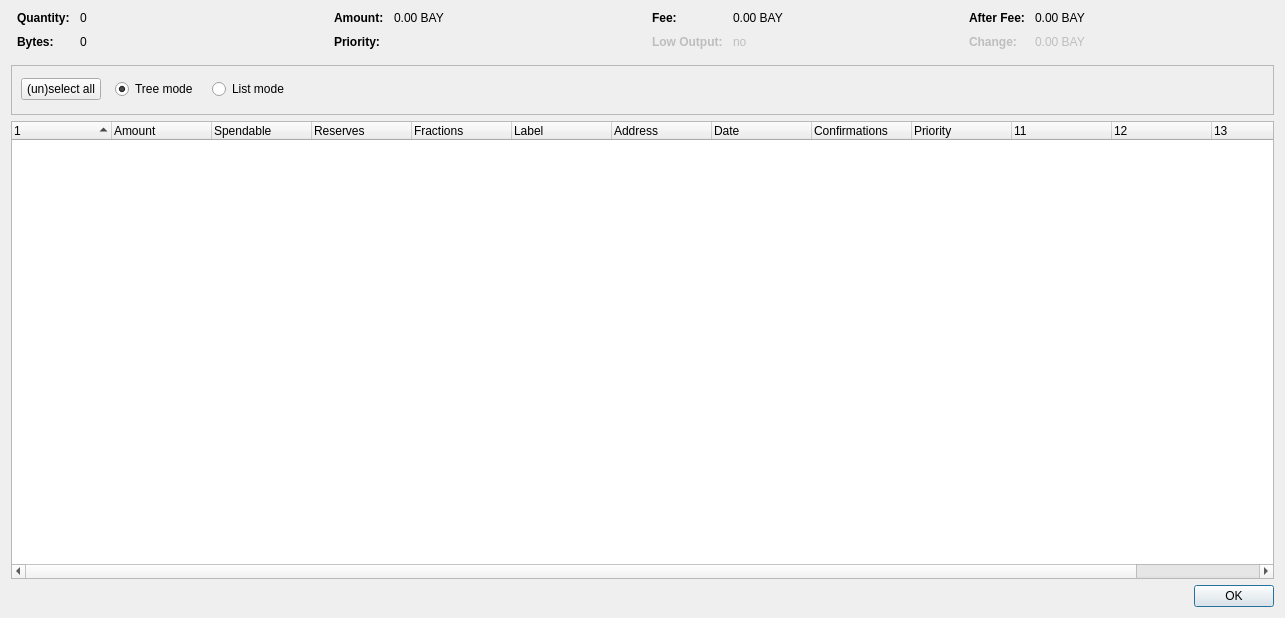
Old version of the form src/qt/forms/coincontroldialog.ui in the repository bitbaymarket/bitbay-core.
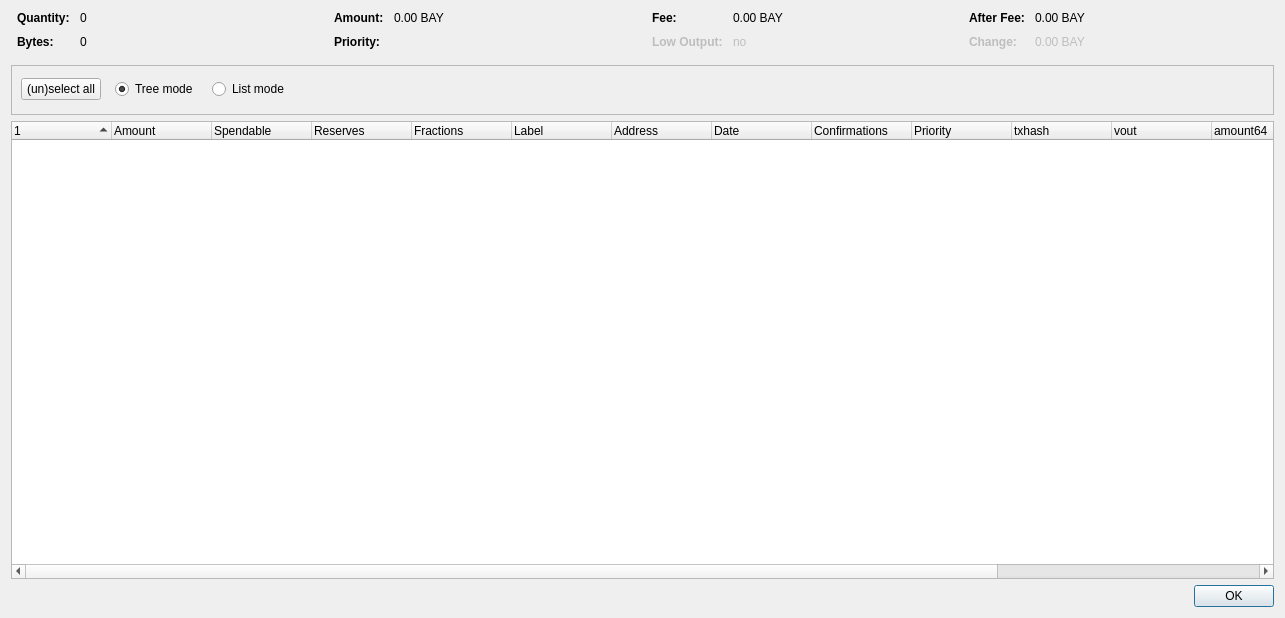
New version of the form. Custom widgets are drawn as their Qt base class.

Commit message: Sortings for reserve and liquidity

What changed in the file:
```diff
--- a/src/qt/forms/coincontroldialog.ui
+++ b/src/qt/forms/coincontroldialog.ui
@@ -409,7 +409,7 @@
       <bool>false</bool>
      </property>
      <property name="columnCount">
-      <number>14</number>
+      <number>16</number>
      </property>
      <attribute name="headerShowSortIndicator" stdset="0">
       <bool>true</bool>
@@ -472,22 +472,32 @@
      </column>
      <column>
       <property name="text">
-       <string/>
+       <string>txhash</string>
       </property>
      </column>
      <column>
       <property name="text">
-       <string/>
+       <string>vout</string>
       </property>
      </column>
      <column>
       <property name="text">
-       <string/>
+       <string>amount64</string>
       </property>
      </column>
      <column>
       <property name="text">
-       <string/>
+       <string>reserve64</string>
+      </property>
+     </column>
+     <column>
+      <property name="text">
+       <string>liquidity64</string>
+      </property>
+     </column>
+     <column>
+      <property name="text">
+       <string>priority64</string>
       </property>
      </column>
     </widget>
```
The commit also changes 2 other files.
